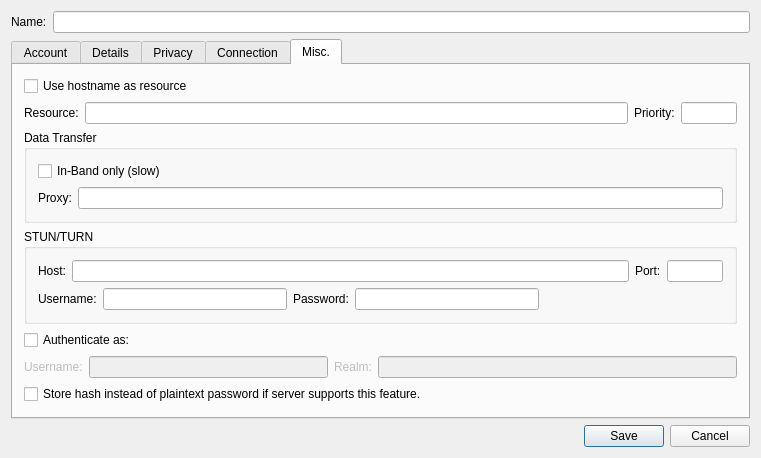
Old version of the form src/accountmodify.ui in the repository psi-im/psi.
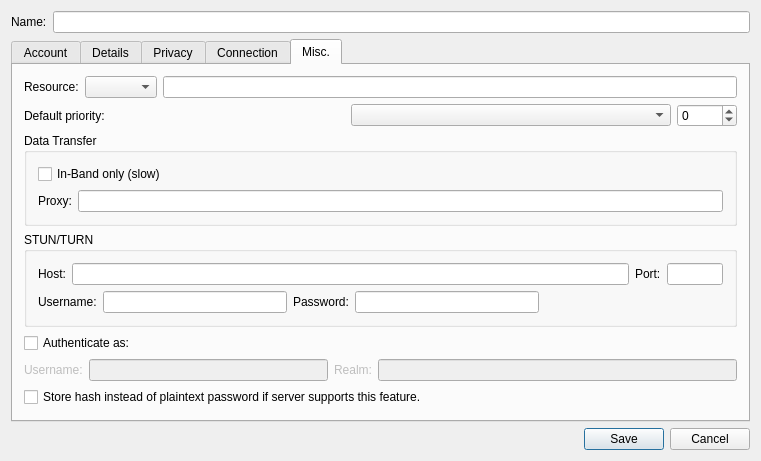
New version of the form. The open tabs and pages were chosen to show the change. Custom widgets are drawn as their Qt base class.

The edit to the form file:
```diff
--- a/src/accountmodify.ui
+++ b/src/accountmodify.ui
@@ -791,20 +791,7 @@
       </attribute>
       <layout class="QVBoxLayout" name="verticalLayout_2">
        <item>
-        <widget class="QCheckBox" name="ck_automatic_resource">
-         <property name="text">
-          <string>Use hostname as resource</string>
-         </property>
-        </widget>
-       </item>
-       <item>
-        <layout class="QHBoxLayout">
-         <property name="spacing">
-          <number>6</number>
-         </property>
-         <property name="margin">
-          <number>0</number>
-         </property>
+        <layout class="QHBoxLayout" name="horizontalLayout_3">
          <item>
           <widget class="QLabel" name="lb_resource">
            <property name="text">
@@ -812,6 +799,9 @@
            </property>
           </widget>
          </item>
+         <item>
+          <widget class="QComboBox" name="cb_resource"/>
+         </item>
          <item>
           <widget class="QLineEdit" name="le_resource">
            <property name="minimumSize">
@@ -822,33 +812,46 @@
            </property>
           </widget>
          </item>
+        </layout>
+       </item>
+       <item>
+        <layout class="QHBoxLayout">
+         <property name="spacing">
+          <number>6</number>
+         </property>
+         <property name="margin">
+          <number>0</number>
+         </property>
          <item>
           <widget class="QLabel" name="lb_priority">
            <property name="text">
-            <string>Priority:</string>
+            <string>Default priority:</string>
            </property>
           </widget>
          </item>
          <item>
-          <widget class="QLineEdit" name="le_priority">
-           <property name="sizePolicy">
-            <sizepolicy hsizetype="Fixed" vsizetype="Fixed">
-             <horstretch>0</horstretch>
-             <verstretch>0</verstretch>
-            </sizepolicy>
-           </property>
+          <widget class="QComboBox" name="cb_priority"/>
+         </item>
+         <item>
+          <widget class="QSpinBox" name="sb_priority">
            <property name="minimumSize">
             <size>
-             <width>56</width>
+             <width>60</width>
              <height>0</height>
             </size>
            </property>
            <property name="maximumSize">
             <size>
-             <width>56</width>
-             <height>32767</height>
+             <width>60</width>
+             <height>16777215</height>
             </size>
            </property>
+           <property name="minimum">
+            <number>-128</number>
+           </property>
+           <property name="maximum">
+            <number>127</number>
+           </property>
           </widget>
          </item>
         </layout>
```
Left out of the diff: 10 changed lines with no effect on the pictures.
